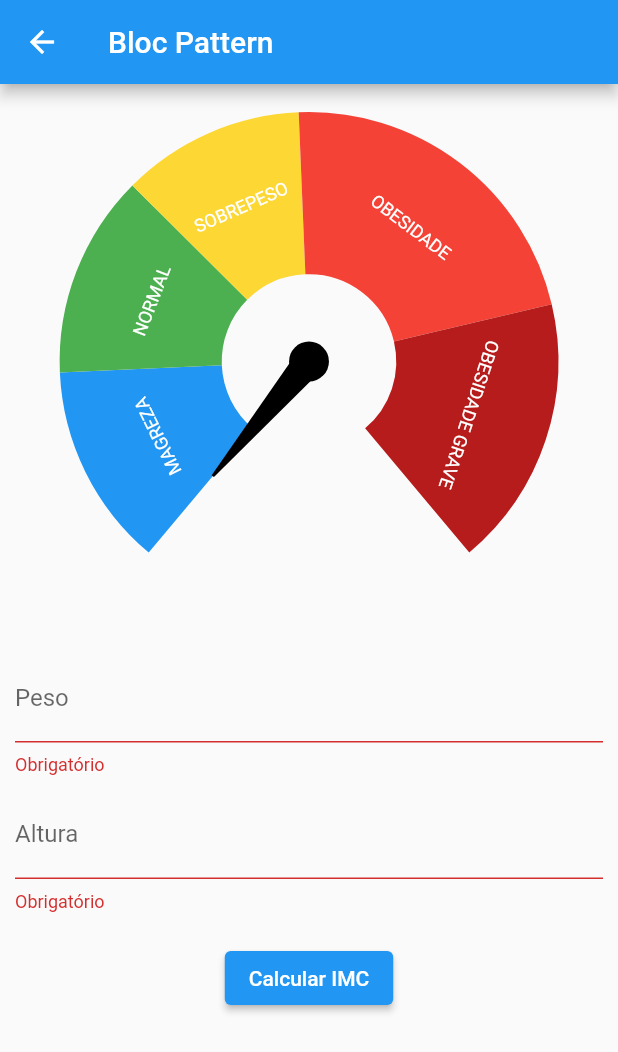
After one commit to brunozupp/modulo13_gerencia_estado, a Flutter app: the ImcBlocPatternPageMine screen opened directly, after a tap on "Calcular IMC", on a phone screen of 412 x 824 dp. The commit adds this screen. Shown: the top 1052 px of the screen. Run offline on Flutter 3.47's test engine with Material 2 defaults, Android fonts, the phone set to English and light mode, and no system bars; drawn by our look-alikes of syncfusion_flutter_gauges; our stand-ins replace currency_text_input_formatter.

Commit message:
Bloc Pattern meu

```diff
--- /dev/null
+++ b/lib/bloc_pattern_mine/imc_bloc_pattern_controller_mine.dart
@@ -0,0 +1,35 @@
+import 'dart:async';
+import 'dart:math';
+
+import 'package:modulo13_gerencia_estado/bloc_pattern_mine/imc_state_mine.dart';
+
+class ImcBlocPatternControllerMine {
+
+  final _imcStreamController = StreamController<ImcStateMine>.broadcast()
+    ..add(ImcStateModelMine(imc: 0));
+
+  Stream<ImcStateMine> get imcOut => _imcStreamController.stream;
+
+  void calcularIMC({
+    required double peso,
+    required double altura,
+  }) async {
+
+    try {
+
+      _imcStreamController.add(ImcStateLoadingMine());
+
+      await Future.delayed(const Duration(seconds: 1));
+
+      //throw Exception();
+
+      _imcStreamController.add(ImcStateModelMine(imc: peso / pow(altura, 2)));
+    } catch(e) {
+      _imcStreamController.add(ImcStateErrorMine(message: "Erro ao calcular IMC"));
+    }
+  }
+
+  void dispose() {
+    _imcStreamController.close();
+  }
+}
--- /dev/null
+++ b/lib/bloc_pattern_mine/imc_bloc_pattern_page_mine.dart
@@ -0,0 +1,170 @@
+import 'package:currency_text_input_formatter/currency_text_input_formatter.dart';
+import 'package:flutter/material.dart';
+import 'package:intl/intl.dart';
+import 'package:modulo13_gerencia_estado/bloc_pattern_mine/imc_bloc_pattern_controller_mine.dart';
+import 'package:modulo13_gerencia_estado/bloc_pattern_mine/imc_state_mine.dart';
+import 'package:modulo13_gerencia_estado/widgets/imc_gauge.dart';
+
+class ImcBlocPatternPageMine extends StatefulWidget {
+  const ImcBlocPatternPageMine({ Key? key }) : super(key: key);
+
+  @override
+  State<ImcBlocPatternPageMine> createState() => _ImcBlocPatternPageMineState();
+}
+
+class _ImcBlocPatternPageMineState extends State<ImcBlocPatternPageMine> {
+
+  final pesoEC = TextEditingController();
+  final alturaEC = TextEditingController();
+  final formKey = GlobalKey<FormState>();
+
+  final controller = ImcBlocPatternControllerMine();
+
+  @override
+  void dispose() {
+
+    pesoEC.dispose();
+    alturaEC.dispose();
+
+    controller.dispose();
+
+    super.dispose();
+  }
+
+  @override
+  Widget build(BuildContext context) {
+    return Scaffold(
+      appBar: AppBar(
+        title: const Text("Bloc Pattern"),
+      ),
+      body: SingleChildScrollView(
+        padding: const EdgeInsets.all(10),
+        child: Form(
+          key: formKey,
+          child: Column(
+            children: [
+
+              StreamBuilder<ImcStateMine>(
+                stream: controller.imcOut,
+                builder: (context,snapshot) {
+
+                  final dataValue = snapshot.data;
+
+                  var imc = 0.0;
+
+                  if(dataValue is ImcStateModelMine) {
+                    imc = dataValue.imc;
+                  }
+
+                  return ImcGauge(
+                    imc: imc,
+                  );
+                }
+              ),
+
+              const SizedBox(
+                height: 20,
+              ),
+
+              StreamBuilder<ImcStateMine>(
+                stream: controller.imcOut,
+                builder: (context,snapshot) {
+
+                  // Criando essa variável para ter a autopromoção de tipo
+                  final dataValue = snapshot.data;
+
+                  if(dataValue is ImcStateLoadingMine) {
+                    return const Center(
+                      child: CircularProgressIndicator(),
+                    );
+                  }
+
+                  if(dataValue is ImcStateErrorMine) {
+                    return Center(
+                      child: Text(
+                        dataValue.message,
+                      ),
+                    );
+                  }
+
+                  return const SizedBox.shrink();
+                }
+              ),
+
+              TextFormField(
+                controller: pesoEC,
+                keyboardType: TextInputType.number,
+                decoration: const InputDecoration(
+                  labelText: 'Peso',
+                ),
+                inputFormatters: [
+                  CurrencyTextInputFormatter(
+                    locale: "pt_BR",
+                    symbol: "",
+                    decimalDigits: 2,
+                    turnOffGrouping: true,
+                  ),
+                ],
+                validator: (value) {
+                  if(value == null || value.isEmpty) {
+                    return "Obrigatório";
+                  }
+
+                  return null;
+                },
+              ),
+              const SizedBox(
+                height: 10,
+              ),
+              TextFormField(
+                controller: alturaEC,
+                keyboardType: TextInputType.number,
+                decoration: const InputDecoration(
+                  labelText: 'Altura',
+                ),
+                inputFormatters: [
+                  CurrencyTextInputFormatter(
+                    locale: "pt_BR",
+                    symbol: "",
+                    decimalDigits: 2,
+                    turnOffGrouping: true,
+                  ),
+                ],
+                validator: (value) {
+                  if(value == null || value.isEmpty) {
+                    return "Obrigatório";
+                  }
+
+                  return null;
+                },
+              ),
+              const SizedBox(
+                height: 20,
+              ),
+              ElevatedButton(
+                onPressed: () {
+                  final formValid = formKey.currentState?.validate() ?? false;
+
+                  if(formValid) {
+                    final formatter = NumberFormat.simpleCurrency(
+                      locale: "pt_BR",
+                      decimalDigits: 2
+                    );
+
+                    final peso = formatter.parse(pesoEC.text) as double;
+                    final altura = formatter.parse(alturaEC.text) as double;
+
+                    controller.calcularIMC(peso: peso, altura: altura);
+                  }
+                },
+                child: const Text(
+                  "Calcular IMC",
+                ),
+              ),
+            ],
+          ),
+        ),
+      ),
+    );
+  }
+}
--- /dev/null
+++ b/lib/bloc_pattern_mine/imc_state_mine.dart
@@ -0,0 +1,23 @@
+abstract class ImcStateMine { }
+
+class ImcStateModelMine implements ImcStateMine {
+
+  final double imc;
+
+  ImcStateModelMine({
+    required this.imc,
+  });
+}
+
+class ImcStateLoadingMine implements ImcStateMine {
+  ImcStateLoadingMine();
+}
+
+class ImcStateErrorMine implements ImcStateMine {
+
+  final String message;
+
+  ImcStateErrorMine({
+    required this.message,
+  });
+}
--- a/lib/home_page.dart
+++ b/lib/home_page.dart
@@ -1,5 +1,6 @@
 import 'package:flutter/material.dart';
 import 'package:modulo13_gerencia_estado/bloc_pattern/imc_bloc_pattern_page.dart';
+import 'package:modulo13_gerencia_estado/bloc_pattern_mine/imc_bloc_pattern_page_mine.dart';
 import 'package:modulo13_gerencia_estado/change_notifier/imc_change_notifier_page.dart';
 import 'package:modulo13_gerencia_estado/set_state/imc_set_state_page.dart';
 import 'package:modulo13_gerencia_estado/value_notifier/imc_value_notifier_page.dart';
@@ -65,6 +66,18 @@ class HomePage extends StatelessWidget {
               height: 10,
             ),
 
+            ElevatedButton(
+              onPressed: () {
+                _goToPage(context, const ImcBlocPatternPageMine());
+              },
+              child: const Text(
+                "StreamBuilder (Bloc Pattern) Mine",
+              ),
+            ),
+            const SizedBox(
+              height: 10,
+            ),
+
           ],
         ),
       ),
```
